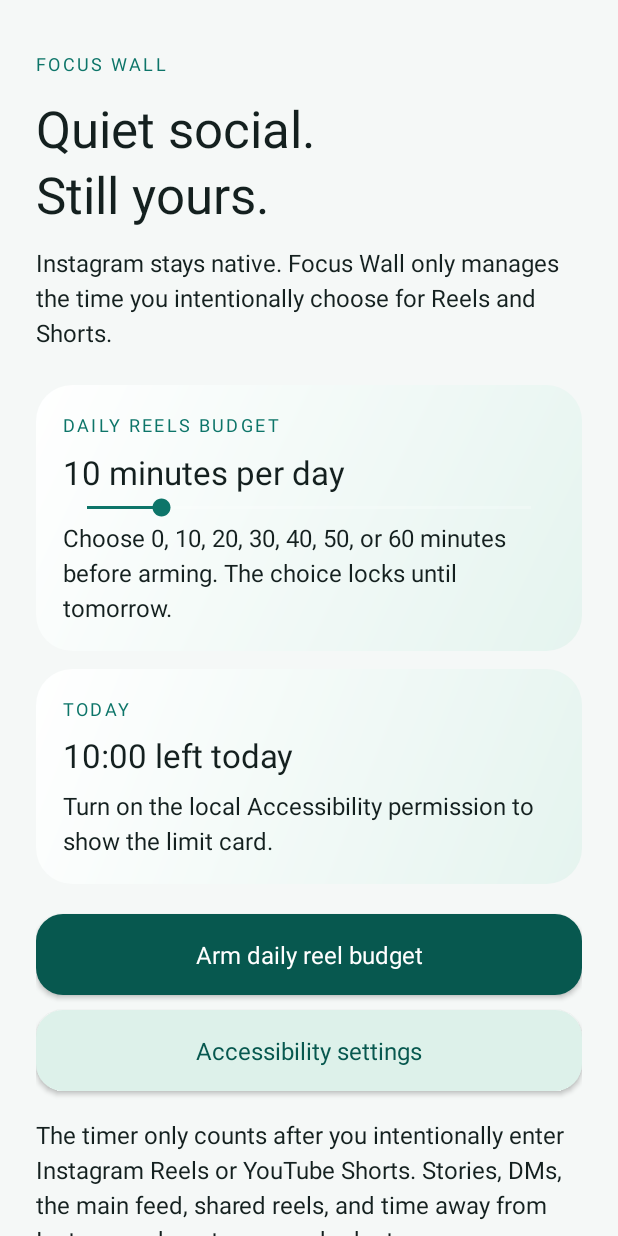
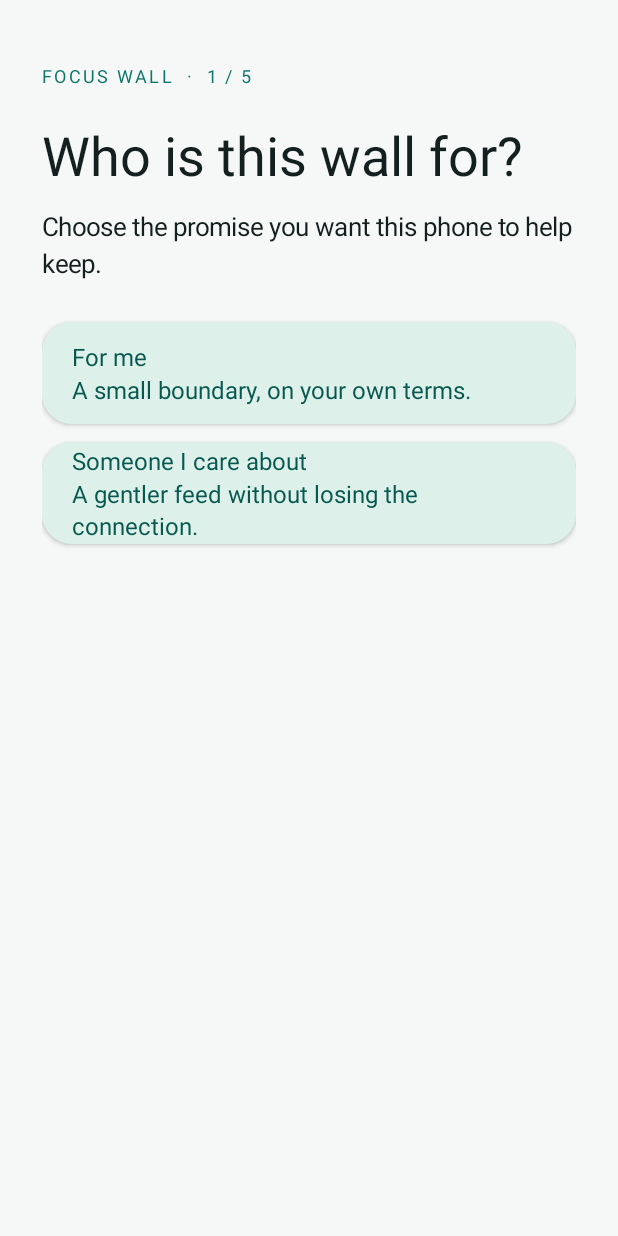
Before and after one commit to Abhyuday007/focus-wall, an Android app: the screen it shows after launch (MainActivity before the commit, OnboardingActivity after it), on a phone screen of 412 x 824 dp. Run offline under Robolectric (Android 15) with nearby library versions, the phone set to English and light mode, and no system bars; 4 statements that could not run were skipped.

Commit message:
Add optional accounts and interactive onboarding

```diff
--- a/app/src/main/AndroidManifest.xml
+++ b/app/src/main/AndroidManifest.xml
@@ -1,4 +1,8 @@
 <manifest xmlns:android="http://schemas.android.com/apk/res/android">
+    <!-- Used only by optional Google sign-in. The blocker itself remains local-first. -->
+    <uses-permission android:name="android.permission.INTERNET" />
+    <uses-permission android:name="android.permission.ACCESS_NETWORK_STATE" />
+
     <queries>
         <package android:name="com.instagram.android" />
         <package android:name="com.google.android.youtube" />
@@ -13,6 +17,8 @@
         android:fullBackupContent="false"
         android:dataExtractionRules="@xml/data_extraction_rules"
         android:usesCleartextTraffic="false">
+        <activity android:name=".AccountActivity" android:exported="false" />
+        <activity android:name=".OnboardingActivity" android:exported="false" />
         <activity android:name=".ReelsLimitActivity" android:excludeFromRecents="true" android:exported="false" />
         <activity android:name=".MainActivity" android:exported="true">
             <intent-filter>
--- a/app/src/main/java/dev/focuswall/MainActivity.java
+++ b/app/src/main/java/dev/focuswall/MainActivity.java
@@ -25,6 +25,11 @@ public class MainActivity extends android.app.Activity {
 
     @Override public void onCreate(Bundle state) {
         super.onCreate(state);
+        if (!OnboardingActivity.isComplete(this) && !DailyBudget.isArmed(this)) {
+            startActivity(new Intent(this, OnboardingActivity.class));
+            finish();
+            return;
+        }
         ScrollView scroll = new ScrollView(this);
         LinearLayout page = new LinearLayout(this); page.setOrientation(LinearLayout.VERTICAL); page.setPadding(dp(24), dp(34), dp(24), dp(28)); page.setBackgroundColor(getColor(R.color.paper)); scroll.addView(page);
         page.addView(label("FOCUS WALL")); page.addView(gap(12)); page.addView(title("Quiet social.\nStill yours.")); page.addView(gap(12)); page.addView(copy("Instagram stays native. Focus Wall only manages the time you intentionally choose for Reels and Shorts.")); page.addView(gap(24));
@@ -33,6 +38,8 @@ public class MainActivity extends android.app.Activity {
         LinearLayout guardrail = card(); guardrail.addView(label("TODAY")); guardrail.addView(gap(8)); remainingLabel = title(""); remainingLabel.setTextSize(22); guardrail.addView(remainingLabel); guardrail.addView(gap(8)); status = copy(""); guardrail.addView(status); page.addView(guardrail); page.addView(gap(20));
         start = action("Arm daily reel budget"); start.setOnClickListener(v -> { DailyBudget.start(this); renderState(); }); page.addView(start); page.addView(gap(10));
         Button settings = secondary("Accessibility settings"); settings.setOnClickListener(v -> startActivity(new Intent(Settings.ACTION_ACCESSIBILITY_SETTINGS))); page.addView(settings); page.addView(gap(18)); page.addView(copy("The timer only counts after you intentionally enter Instagram Reels or YouTube Shorts. Stories, DMs, the main feed, shared reels, and time away from Instagram do not use your budget."));
+        page.addView(gap(18)); LinearLayout account = card(); account.addView(label("ACCOUNT & BACKUP")); account.addView(gap(8)); account.addView(copy("Using Focus Wall locally")); account.addView(gap(12)); Button manageAccount = secondary("Account & backup"); manageAccount.setOnClickListener(v -> startActivity(new Intent(this, AccountActivity.class))); account.addView(manageAccount); page.addView(account); page.addView(gap(10));
+        Button previewSetup = secondary("Preview setup experience"); previewSetup.setOnClickListener(v -> startActivity(OnboardingActivity.previewIntent(this))); page.addView(previewSetup);
         page.setAlpha(0f); page.setTranslationY(dp(16)); page.animate().alpha(1f).translationY(0).setDuration(480).start(); setContentView(scroll);
     }
     @Override protected void onResume() { super.onResume(); handler.post(refresh); }
--- /dev/null
+++ b/app/src/main/java/dev/focuswall/OnboardingActivity.java
@@ -0,0 +1,91 @@
+package dev.focuswall;
+
+import android.app.Activity;
+import android.content.Context;
+import android.content.Intent;
+import android.graphics.drawable.GradientDrawable;
+import android.os.Bundle;
+import android.os.Handler;
+import android.view.Gravity;
+import android.view.MotionEvent;
+import android.view.View;
+import android.widget.Button;
+import android.widget.LinearLayout;
+import android.widget.SeekBar;
+import android.widget.TextView;
+
+public class OnboardingActivity extends Activity {
+    private static final String STORE = "onboarding";
+    private static final String COMPLETE = "complete";
+    private static final String PREVIEW = "preview";
+    private final Handler handler = new Handler();
+    private int step;
+    private int minutes;
+    private String intention = "more time for what matters";
+    private boolean preview;
+    private LinearLayout page;
+
+    static boolean isComplete(Context context) { return context.getSharedPreferences(STORE, MODE_PRIVATE).getBoolean(COMPLETE, false); }
+    static Intent previewIntent(Context context) { return new Intent(context, OnboardingActivity.class).putExtra(PREVIEW, true); }
+
+    @Override public void onCreate(Bundle state) {
+        super.onCreate(state);
+        preview = getIntent().getBooleanExtra(PREVIEW, false);
+        minutes = DailyBudget.minutes(this);
+        page = new LinearLayout(this); page.setOrientation(LinearLayout.VERTICAL); page.setPadding(dp(28), dp(42), dp(28), dp(28)); page.setBackgroundColor(getColor(R.color.paper));
+        setContentView(page); showStep();
+    }
+
+    private void showStep() {
+        page.removeAllViews();
+        page.addView(label((preview ? "SETUP PREVIEW" : "FOCUS WALL") + "  ·  " + (step + 1) + " / 5")); page.addView(gap(20));
+        if (step == 0) who(); else if (step == 1) intention(); else if (step == 2) insight(); else if (step == 3) limit(); else commit();
+    }
+
+    private void who() {
+        page.addView(title("Who is this wall for?")); page.addView(gap(12)); page.addView(copy("Choose the promise you want this phone to help keep.")); page.addView(gap(28));
+        option("For me", "A small boundary, on your own terms.", () -> next());
+        option("Someone I care about", "A gentler feed without losing the connection.", () -> next());
+    }
+
+    private void intention() {
+        page.addView(title("What would you like more of?")); page.addView(gap(12)); page.addView(copy("There is no wrong answer. This just makes the boundary feel like yours.")); page.addView(gap(28));
+        option("Focus", "More room for work, study, or making things.", () -> { intention = "more focus"; next(); });
+        option("Presence", "More attention for people and moments around you.", () -> { intention = "more presence"; next(); });
+        option("Rest", "A quieter end to the day.", () -> { intention = "better rest"; next(); });
+    }
+
+    private void insight() {
+        page.addView(title("Keep " + intention + ".")); page.addView(gap(14)); page.addView(copy("Focus Wall keeps Instagram and YouTube native. Stories, DMs, posts, subscriptions, and search stay available. Only the endless Reels and Shorts feeds respect the boundary you choose.")); page.addView(gap(28));
+        Button next = action("Choose my daily limit"); next.setOnClickListener(v -> next()); page.addView(next); back();
+    }
+
+    private void limit() {
+        TextView value = title(minutes + " minutes"); page.addView(value); page.addView(gap(8)); page.addView(copy("per day for Reels and Shorts")); page.addView(gap(26));
+        SeekBar seek = new SeekBar(this); seek.setMax(6); seek.setProgress(minutes / 10); seek.setOnSeekBarChangeListener(new SeekBar.OnSeekBarChangeListener() { public void onProgressChanged(SeekBar bar, int progress, boolean fromUser) { minutes = progress * 10; value.setText(minutes + " minutes"); } public void onStartTrackingTouch(SeekBar bar) {} public void onStopTrackingTouch(SeekBar bar) {} }); page.addView(seek); page.addView(gap(18)); page.addView(copy("0 minutes is valid. Your choice locks for today only after you commit it.")); page.addView(gap(28)); Button next = action("Continue"); next.setOnClickListener(v -> next()); page.addView(next); back();
+    }
+
+    private void commit() {
+        page.addView(title(preview ? "That’s the flow." : "Lock it in.")); page.addView(gap(12));
+        page.addView(copy(preview ? "Nothing will change in preview mode. On a new setup, a one-second hold makes the daily boundary intentional." : "Hold for one second to make today’s " + minutes + " minute boundary real. It stays editable again tomorrow.")); page.addView(gap(32));
+        Button hold = action(preview ? "Return without changing anything" : "Press and hold to commit");
+        if (preview) hold.setOnClickListener(v -> finish());
+        else hold.setOnTouchListener((v, event) -> { if (event.getAction() == MotionEvent.ACTION_DOWN) { hold.setText("Keep holding…"); handler.postDelayed(commit, 1000); return true; } if (event.getAction() == MotionEvent.ACTION_UP || event.getAction() == MotionEvent.ACTION_CANCEL) { handler.removeCallbacks(commit); hold.setText("Press and hold to commit"); return true; } return true; });
+        page.addView(hold); back();
+    }
+
+    private void option(String headline, String detail, Runnable selected) {
+        Button choice = secondary(headline + "\n" + detail); choice.setGravity(Gravity.START | Gravity.CENTER_VERTICAL); choice.setPadding(dp(20), 0, dp(20), 0); choice.setTextAlignment(View.TEXT_ALIGNMENT_VIEW_START); choice.setOnClickListener(v -> selected.run()); page.addView(choice); page.addView(gap(12));
+    }
+    private void next() { step++; showStep(); }
+    private void back() { if (step == 0) return; Button back = secondary("Back"); back.setOnClickListener(v -> { step--; showStep(); }); page.addView(gap(10)); page.addView(back); }
+    private final Runnable commit = new Runnable() { @Override public void run() { DailyBudget.setMinutes(OnboardingActivity.this, minutes); DailyBudget.start(OnboardingActivity.this); getSharedPreferences(STORE, MODE_PRIVATE).edit().putBoolean(COMPLETE, true).apply(); startActivity(new Intent(OnboardingActivity.this, MainActivity.class)); finish(); }};
+    private Button action(String text) { return button(text, getColor(R.color.mint_deep), getColor(R.color.on_mint)); }
+    private Button secondary(String text) { return button(text, getColor(R.color.secondary_surface), getColor(R.color.secondary_ink)); }
+    private Button button(String text, int color, int textColor) { Button button = new Button(this); button.setText(text); button.setAllCaps(false); button.setTextSize(16); button.setTextColor(textColor); button.setGravity(Gravity.CENTER); button.setLineSpacing(0, 1.15f); GradientDrawable background = new GradientDrawable(); background.setColor(color); background.setCornerRadius(dp(20)); button.setBackground(background); button.setLayoutParams(new LinearLayout.LayoutParams(-1, dp(68))); return button; }
+    private TextView label(String text) { TextView view = copy(text); view.setTextSize(12); view.setLetterSpacing(.13f); view.setTextColor(getColor(R.color.mint)); return view; }
+    private TextView title(String text) { TextView view = copy(text); view.setTextSize(36); return view; }
+    private TextView copy(String text) { TextView view = new TextView(this); view.setText(text); view.setTextSize(17); view.setTextColor(getColor(R.color.ink)); view.setLineSpacing(dp(5), 1f); return view; }
+    private View gap(int size) { View view = new View(this); view.setLayoutParams(new LinearLayout.LayoutParams(1, dp(size))); return view; }
+    private int dp(int value) { return (int) (value * getResources().getDisplayMetrics().density); }
+}
--- a/build.gradle
+++ b/build.gradle
@@ -1,3 +1,4 @@
 plugins {
     id 'com.android.application' version '8.7.3' apply false
+    id 'com.google.gms.google-services' version '4.6.0' apply false
 }
--- /dev/null
+++ b/gradle.properties
@@ -0,0 +1,2 @@
+android.useAndroidX=true
+android.enableJetifier=true
```
Also changed, not shown: app/build.gradle (+16 -1 lines), app/src/main/java/dev/focuswall/AccountActivity.java (added, +116 -0 lines), app/src/main/res/drawable/focus_wall_icon_foreground.xml (+9 -12 lines), 2 other files.
